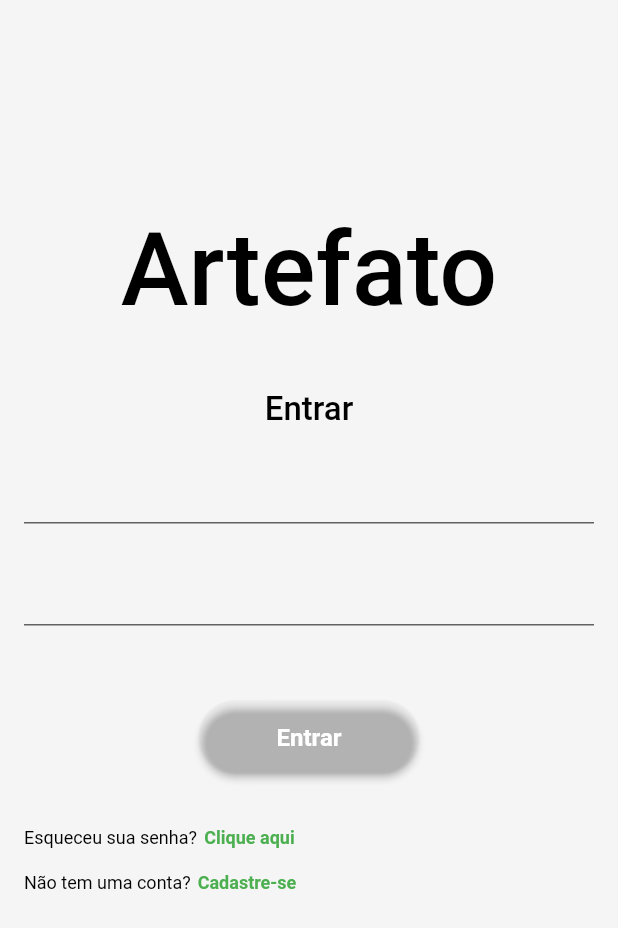
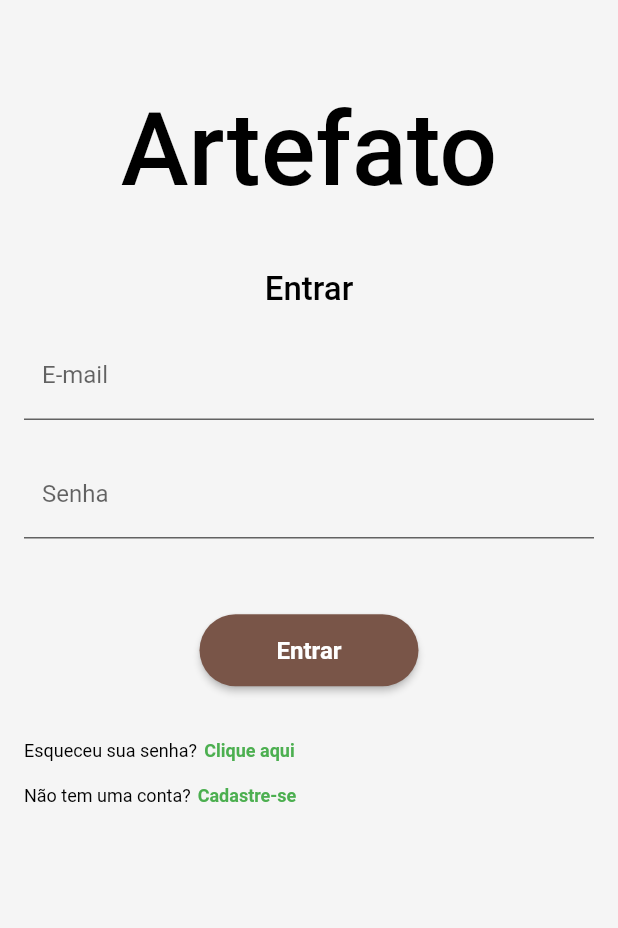
Before and after one commit to Leo18ss/artefato_front, a Flutter app: the screen it shows after launch, on a phone screen of 412 x 824 dp. Shown: the top 928 px of the screen. Run offline on Flutter 3.47's test engine with Material 2 defaults, Android fonts, the phone set to English and light mode, and no system bars; drawn by our look-alikes of rounded_loading_button; our stand-ins replace dio, shared_preferences; Roboto replaces fonts that are missing (Butler, Raleway).

Commit message:
alterando cores e espacamento

```diff
--- a/lib/login/login_screen.dart
+++ b/lib/login/login_screen.dart
@@ -44,7 +44,7 @@ class _LoginScreenState extends State<LoginScreen>
                       child: Column(
                         children: <Widget>[
                           SizedBox(
-                            height: 140.0,
+                            height: 60.0,
                           ),
                           Center(
                             child: Text(
@@ -86,9 +86,10 @@ class _LoginScreenState extends State<LoginScreen>
                               fontWeight: FontWeight.w400,
                             ),
                             decoration: InputDecoration(
-                                filled: true,
-                                fillColor: Color.fromARGB(255, 245, 245, 245),
-                                prefixText: "E-mail: "),
+                              labelText: "E-mail",
+                              filled: true,
+                              fillColor: Color.fromARGB(255, 245, 245, 245),
+                            ),
                             validator: (text) {
                               if (text?.isEmpty == true) {
                                 return "Este campo não pode ser vazio!";
@@ -116,9 +117,10 @@ class _LoginScreenState extends State<LoginScreen>
                               fontWeight: FontWeight.w400,
                             ),
                             decoration: InputDecoration(
-                                filled: true,
-                                fillColor: Color.fromARGB(255, 245, 245, 245),
-                                prefixText: "Senha: "),
+                              labelText: "Senha",
+                              filled: true,
+                              fillColor: Color.fromARGB(255, 245, 245, 245),
+                            ),
                             validator: (text) {
                               if (text?.isEmpty == true) {
                                 return "Este campo não pode ser vazio!";
@@ -146,7 +148,7 @@ class _LoginScreenState extends State<LoginScreen>
                                     fontStyle: FontStyle.normal,
                                     fontSize: 16.0),
                               ),
-                              color: Color(0x534100),
+                              color: Colors.brown,
                               onPressed: () async {
                                 if (_formKey.currentState!.validate()) {
                                   Timer(
```
